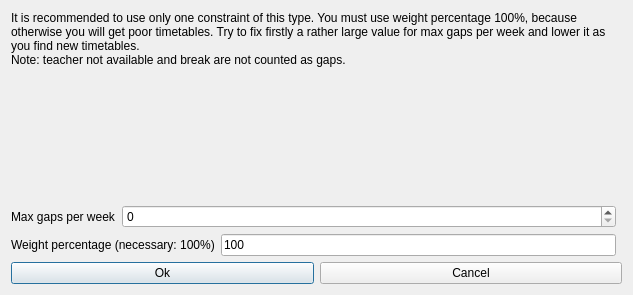
This is src/interface/modifyconstraintteachersmaxgapsperweekform_template.ui in janLo/FET as Qt 5 draws it before an edit. The edited form follows.
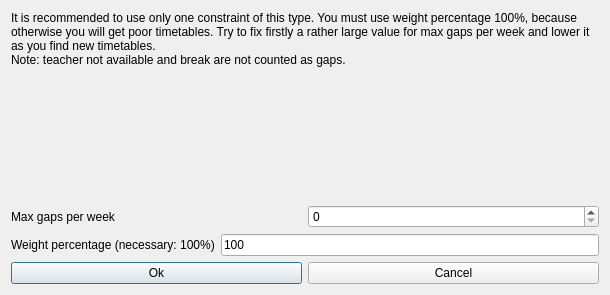
This is the edited form.

```diff
--- a/src/interface/modifyconstraintteachersmaxgapsperweekform_template.ui
+++ b/src/interface/modifyconstraintteachersmaxgapsperweekform_template.ui
@@ -6,58 +6,73 @@
    <rect>
     <x>0</x>
     <y>0</y>
-    <width>505</width>
+    <width>610</width>
     <height>295</height>
    </rect>
   </property>
   <property name="windowTitle">
    <string extracomment="This is the title of the dialog to modify a constraint of this type">Modify teachers max gaps per week</string>
   </property>
-  <layout class="QGridLayout">
-   <item row="1" column="0" colspan="2">
-    <layout class="QHBoxLayout">
-     <item>
-      <widget class="QPushButton" name="okPushButton">
-       <property name="text">
-        <string>Ok</string>
-       </property>
-      </widget>
-     </item>
-     <item>
-      <widget class="QPushButton" name="cancelPushButton">
-       <property name="text">
-        <string>Cancel</string>
-       </property>
-      </widget>
-     </item>
-    </layout>
-   </item>
-   <item row="0" column="0">
-    <layout class="QGridLayout">
-     <item row="0" column="0" colspan="3">
-      <widget class="QLabel" name="weightTextLabel_2">
-       <property name="sizePolicy">
-        <sizepolicy hsizetype="Minimum" vsizetype="Minimum">
-         <horstretch>0</horstretch>
-         <verstretch>0</verstretch>
-        </sizepolicy>
-       </property>
-       <property name="frameShape">
-        <enum>QFrame::NoFrame</enum>
-       </property>
-       <property name="frameShadow">
-        <enum>QFrame::Plain</enum>
-       </property>
-       <property name="text">
-        <string>It is recommended to use only one constraint of this type. You must use weight percentage 100%, because otherwise you will get poor timetables. Try to fix firstly a rather large value for max gaps per week and lower it as you find new timetables.
+  <layout class="QVBoxLayout" name="verticalLayout">
+   <item>
+    <widget class="QLabel" name="weightTextLabel_2">
+     <property name="sizePolicy">
+      <sizepolicy hsizetype="Minimum" vsizetype="Minimum">
+       <horstretch>0</horstretch>
+       <verstretch>0</verstretch>
+      </sizepolicy>
+     </property>
+     <property name="frameShape">
+      <enum>QFrame::NoFrame</enum>
+     </property>
+     <property name="frameShadow">
+      <enum>QFrame::Plain</enum>
+     </property>
+     <property name="text">
+      <string>It is recommended to use only one constraint of this type. You must use weight percentage 100%, because otherwise you will get poor timetables. Try to fix firstly a rather large value for max gaps per week and lower it as you find new timetables.
 Note: teacher not available and break are not counted as gaps.</string>
+     </property>
+     <property name="wordWrap">
+      <bool>true</bool>
+     </property>
+    </widget>
+   </item>
+   <item>
+    <spacer name="spacer5">
+     <property name="orientation">
+      <enum>Qt::Vertical</enum>
+     </property>
+     <property name="sizeType">
+      <enum>QSizePolicy::Expanding</enum>
+     </property>
+     <property name="sizeHint" stdset="0">
+      <size>
+       <width>20</width>
+       <height>74</height>
+      </size>
+     </property>
+    </spacer>
+   </item>
+   <item>
+    <layout class="QHBoxLayout" name="horizontalLayout">
+     <item>
+      <widget class="QLabel" name="textLabel1">
+       <property name="text">
+        <string>Max gaps per week</string>
        </property>
        <property name="wordWrap">
-        <bool>true</bool>
+        <bool>false</bool>
        </property>
       </widget>
      </item>
-     <item row="3" column="0" colspan="2">
+     <item>
+      <widget class="QSpinBox" name="maxGapsSpinBox"/>
+     </item>
+    </layout>
+   </item>
+   <item>
+    <layout class="QHBoxLayout" name="horizontalLayout_2">
+     <item>
       <widget class="QLabel" name="weightTextLabel">
        <property name="frameShape">
         <enum>QFrame::NoFrame</enum>
@@ -73,41 +88,30 @@
        </property>
       </widget>
      </item>
-     <item row="3" column="2">
+     <item>
       <widget class="QLineEdit" name="weightLineEdit">
        <property name="text">
         <string notr="true">100</string>
        </property>
       </widget>
      </item>
-     <item row="2" column="0">
-      <widget class="QLabel" name="textLabel1">
+    </layout>
+   </item>
+   <item>
+    <layout class="QHBoxLayout">
+     <item>
+      <widget class="QPushButton" name="okPushButton">
        <property name="text">
-        <string>Max gaps per week</string>
+        <string>Ok</string>
        </property>
-       <property name="wordWrap">
-        <bool>false</bool>
-       </property>
       </widget>
      </item>
-     <item row="2" column="1" colspan="2">
-      <widget class="QSpinBox" name="maxGapsSpinBox"/>
-     </item>
-     <item row="1" column="1">
-      <spacer name="spacer5">
-       <property name="orientation">
-        <enum>Qt::Vertical</enum>
+     <item>
+      <widget class="QPushButton" name="cancelPushButton">
+       <property name="text">
+        <string>Cancel</string>
        </property>
-       <property name="sizeType">
-        <enum>QSizePolicy::Expanding</enum>
-       </property>
-       <property name="sizeHint" stdset="0">
-        <size>
-         <width>20</width>
-         <height>16</height>
-        </size>
-       </property>
-      </spacer>
+      </widget>
      </item>
     </layout>
    </item>
```
